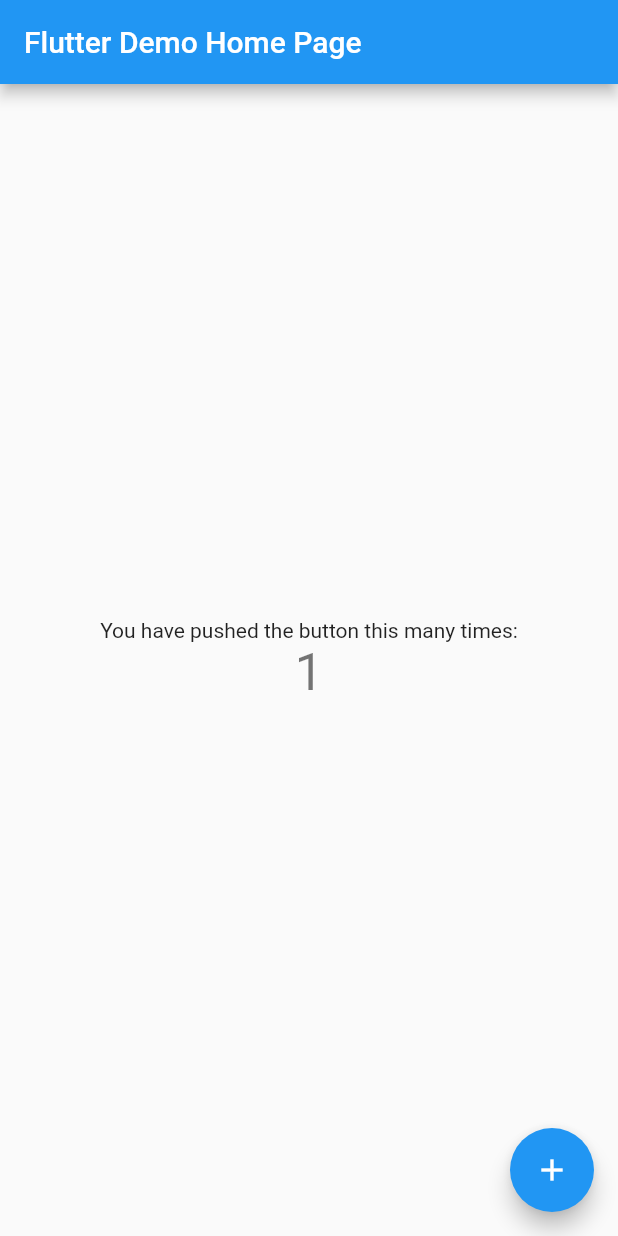
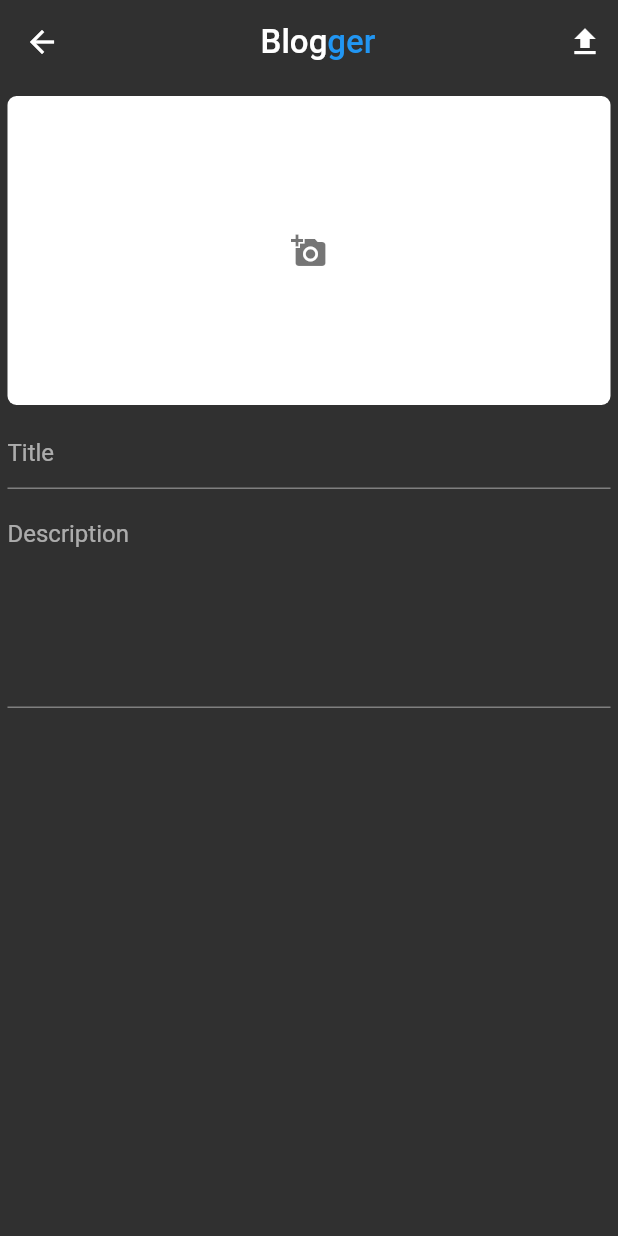
Before and after one commit to GamalElsawy/Flutter_Blogger, a Flutter app: the screen it shows after launch, after a tap on the "add" icon, on a phone screen of 412 x 824 dp. Run offline on Flutter 3.47's test engine with Material 2 defaults, Android fonts, the phone set to English and light mode, and no system bars.

Commit message:
GUI implementation & Firebase connection

```diff
--- a/lib/main.dart
+++ b/lib/main.dart
@@ -1,118 +1,20 @@
 import 'package:flutter/material.dart';
+import 'screens/HomePage.dart';
+import 'screens/CreateBlog.dart';
 
 void main() {
   runApp(MyApp());
 }
-
 
 class MyApp extends StatelessWidget {
   // This widget is the root of your application.
   @override
   Widget build(BuildContext context) {
     return MaterialApp(
-      title: 'Flutter New Application',
-      theme: ThemeData(
-        // This is the theme of your application.
-        //
-        // Try running your application with "flutter run". You'll see the
-        // application has a blue toolbar. Then, without quitting the app, try
-        // changing the primarySwatch below to Colors.green and then invoke
-        // "hot reload" (press "r" in the console where you ran "flutter run",
-        // or simply save your changes to "hot reload" in a Flutter IDE).
-        // Notice that the counter didn't reset back to zero; the application
-        // is not restarted.
-        primarySwatch: Colors.blue,
-        // This makes the visual density adapt to the platform that you run
-        // the app on. For desktop platforms, the controls will be smaller and
-        // closer together (more dense) than on mobile platforms.
-        visualDensity: VisualDensity.adaptivePlatformDensity,
-      ),
-      home: MyHomePage(title: 'Flutter Demo Home Page'),
+      debugShowCheckedModeBanner: false,
+      //title: 'Flutter New Application',
+      theme: ThemeData.dark(),
+      home: HomePage(),
     );
   }
 }
-
-class MyHomePage extends StatefulWidget {
-  MyHomePage({Key key, this.title}) : super(key: key);
-
-  // This widget is the home page of your application. It is stateful, meaning
-  // that it has a State object (defined below) that contains fields that affect
-  // how it looks.
-
-  // This class is the configuration for the state. It holds the values (in this
-  // case the title) provided by the parent (in this case the App widget) and
-  // used by the build method of the State. Fields in a Widget subclass are
-  // always marked "final".
-
-  final String title;
-
-  @override
-  _MyHomePageState createState() => _MyHomePageState();
-}
-
-class _MyHomePageState extends State<MyHomePage> {
-  int _counter = 0;
-
-  void _incrementCounter() {
-    setState(() {
-      // This call to setState tells the Flutter framework that something has
-      // changed in this State, which causes it to rerun the build method below
-      // so that the display can reflect the updated values. If we changed
-      // _counter without calling setState(), then the build method would not be
-      // called again, and so nothing would appear to happen.
-      _counter++;
-    });
-  }
-
-  @override
-  Widget build(BuildContext context) {
-    // This method is rerun every time setState is called, for instance as done
-    // by the _incrementCounter method above.
-    //
-    // The Flutter framework has been optimized to make rerunning build methods
-    // fast, so that you can just rebuild anything that needs updating rather
-    // than having to individually change instances of widgets.
-    return Scaffold(
-      appBar: AppBar(
-        // Here we take the value from the MyHomePage object that was created by
-        // the App.build method, and use it to set our appbar title.
-        title: Text(widget.title),
-      ),
-      body: Center(
-        // Center is a layout widget. It takes a single child and positions it
-        // in the middle of the parent.
-        child: Column(
-          // Column is also a layout widget. It takes a list of children and
-          // arranges them vertically. By default, it sizes itself to fit its
-          // children horizontally, and tries to be as tall as its parent.
-          //
-          // Invoke "debug painting" (press "p" in the console, choose the
-          // "Toggle Debug Paint" action from the Flutter Inspector in Android
-          // Studio, or the "Toggle Debug Paint" command in Visual Studio Code)
-          // to see the wireframe for each widget.
-          //
-          // Column has various properties to control how it sizes itself and
-          // how it positions its children. Here we use mainAxisAlignment to
-          // center the children vertically; the main axis here is the vertical
-          // axis because Columns are vertical (the cross axis would be
-          // horizontal).
-          mainAxisAlignment: MainAxisAlignment.center,
-          children: <Widget>[
-            Text(
-              'You have pushed the button this many times:',
-            ),
-            Text(
-              '$_counter',
-              style: Theme.of(context).textTheme.headline4,
-            ),
-          ],
-        ),
-      ),
-      floatingActionButton: FloatingActionButton(
-        onPressed: _incrementCounter,
-        tooltip: 'Increment',
-        child: Icon(Icons.add),
-      ), // This trailing comma makes auto-formatting nicer for build methods.
-    );
-  }
-}
--- /dev/null
+++ b/lib/screens/CreateBlog.dart
@@ -0,0 +1,81 @@
+import 'package:flutter/material.dart';
+
+class createBlog extends StatefulWidget {
+  @override
+  _createBlogState createState() => _createBlogState();
+}
+
+class _createBlogState extends State<createBlog> {
+  String _title = "",_description = "";
+  @override
+  Widget build(BuildContext context) {
+    return Scaffold(
+      appBar: AppBar(
+        backgroundColor: Colors.transparent,
+        elevation: 0.0,
+        //centerTitle:  true,
+        title: Row(
+          mainAxisAlignment: MainAxisAlignment.center,
+          children: <Widget>[
+            Text("Blog", style: TextStyle(fontSize: 22)),
+            Text("ger", style: TextStyle(fontSize: 22, color: Colors.blue)),
+          ],
+        ),
+        actions: <Widget>[
+          Container(
+              padding: EdgeInsets.symmetric(horizontal: 10),
+              child: Icon(Icons.file_upload))
+        ],
+      ),
+      body: SingleChildScrollView(
+              child: Column(
+          children: <Widget>[
+            SizedBox(
+              height: 8,
+            ),
+            Container(
+              margin: EdgeInsets.symmetric(horizontal: 5),
+              width: MediaQuery.of(context).size.width,
+              height: MediaQuery.of(context).size.height/4,
+              child: Icon(Icons.add_a_photo,color: Colors.black54,),
+              decoration: BoxDecoration(
+                color: Colors.white,
+                borderRadius: BorderRadius.circular(6),
+              ),
+
+            ),
+            SizedBox(
+              height: 8,
+            ),
+            Container(
+              margin: EdgeInsets.symmetric(horizontal: 5),
+              child: TextField(
+                decoration: InputDecoration(
+                  hintText: "Title"
+                ),
+                onChanged: (input){
+                  _title = input;
+                },
+              ),
+            ),
+            SizedBox(
+              height: 8,
+            ),
+            Container(
+              margin: EdgeInsets.symmetric(horizontal: 5),
+              child: TextField(
+                maxLines: 6,
+                decoration: InputDecoration(
+                  hintText: "Description"
+                ),
+                onChanged: (input){
+                  _description = input;
+                },
+              ),
+            )
+          ],
+        ),
+      ),
+    );
+  }
+}
--- /dev/null
+++ b/lib/screens/HomePage.dart
@@ -0,0 +1,39 @@
+import 'package:blogger/screens/CreateBlog.dart';
+import 'package:flutter/material.dart';
+
+class HomePage extends StatefulWidget {
+  @override
+  _HomePageState createState() => _HomePageState();
+}
+
+class _HomePageState extends State<HomePage> {
+  @override
+  Widget build(BuildContext context) {
+    return Scaffold(
+      appBar: AppBar(
+          backgroundColor: Colors.transparent,
+          elevation: 0.0,
+          //centerTitle:  true,
+          title: Row(
+            mainAxisAlignment: MainAxisAlignment.center,
+            children: <Widget>[
+              Text("Blog", style: TextStyle(fontSize: 22)),
+              Text("ger", style: TextStyle(fontSize: 22, color: Colors.blue)),
+            ],
+          )),
+      body: Container(),
+      floatingActionButton: Row(
+        mainAxisAlignment: MainAxisAlignment.end,
+        children: <Widget>[
+          FloatingActionButton(
+            onPressed: () {
+              Navigator.push(context,
+                  MaterialPageRoute(builder: (context) => createBlog()));
+            },
+            child: Icon(Icons.add),
+          )
+        ],
+      ),
+    );
+  }
+}
```
Also changed, not shown: 3 other files.
